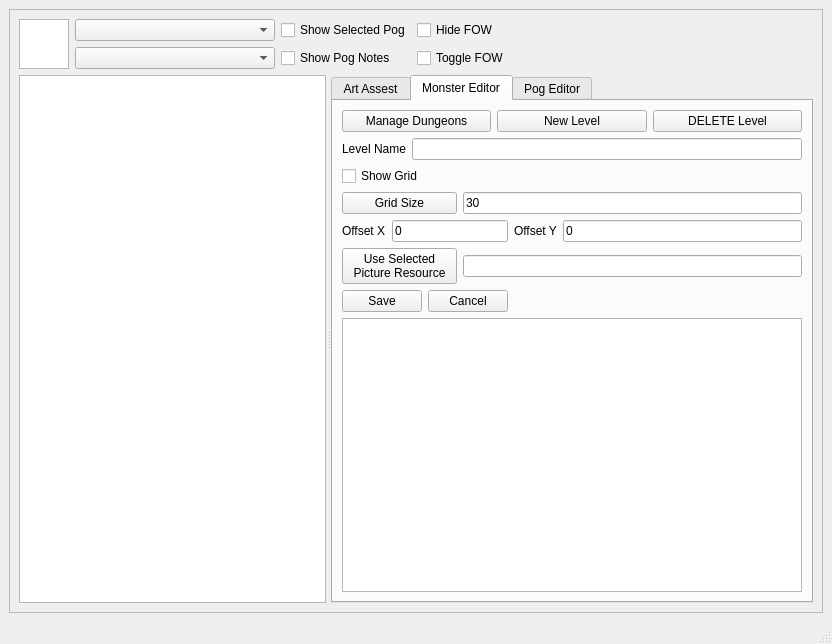
Qt form builder/MainWindow.ui (lambertlb/Pyqt5BattleMat) before a commit.
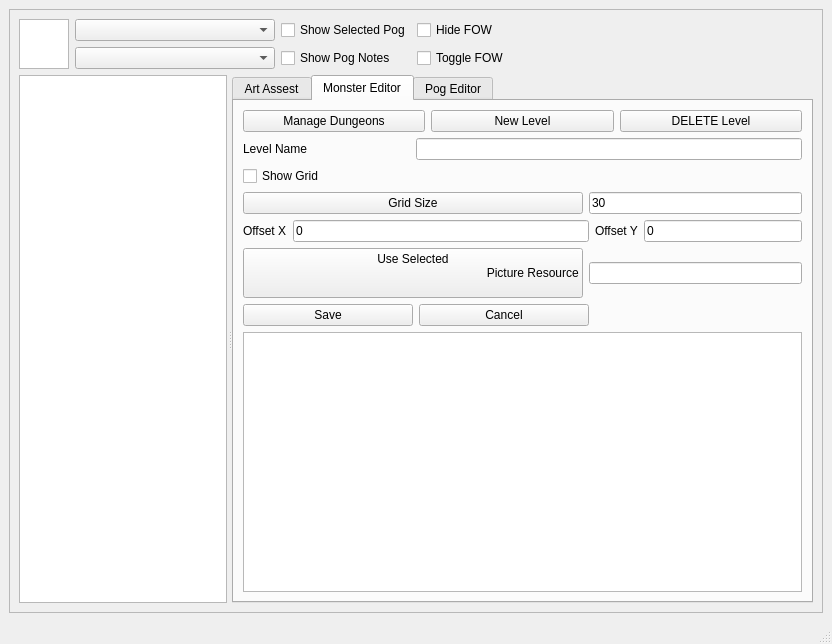
The same form after that commit. The open tabs and pages were chosen to show the change.

What changed in the file:
```diff
--- a/builder/MainWindow.ui
+++ b/builder/MainWindow.ui
@@ -272,7 +272,8 @@
                <widget class="QPushButton" name="useSelectedPictureButton">
                 <property name="text">
                  <string>Use Selected
-Picture Resource</string>
+                                                                        Picture Resource
+                                                                    </string>
                 </property>
                </widget>
               </item>
```
Left out of the diff: 12 changed lines with no effect on the pictures. Lines whose indentation alone changed are shown as unchanged.
